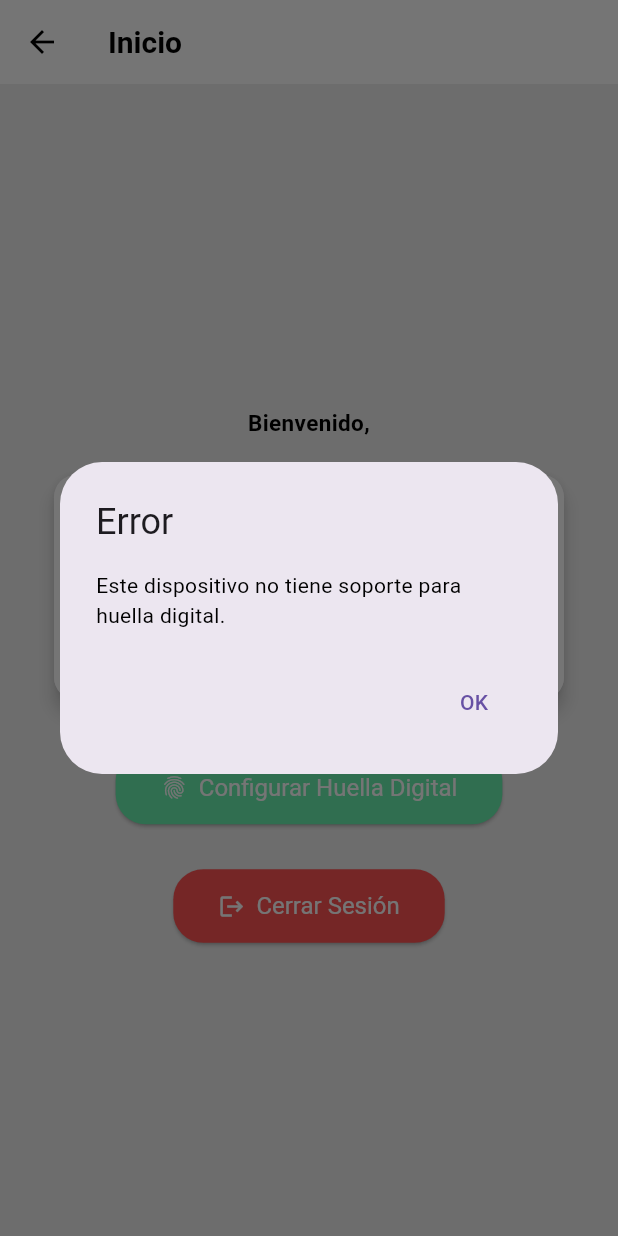
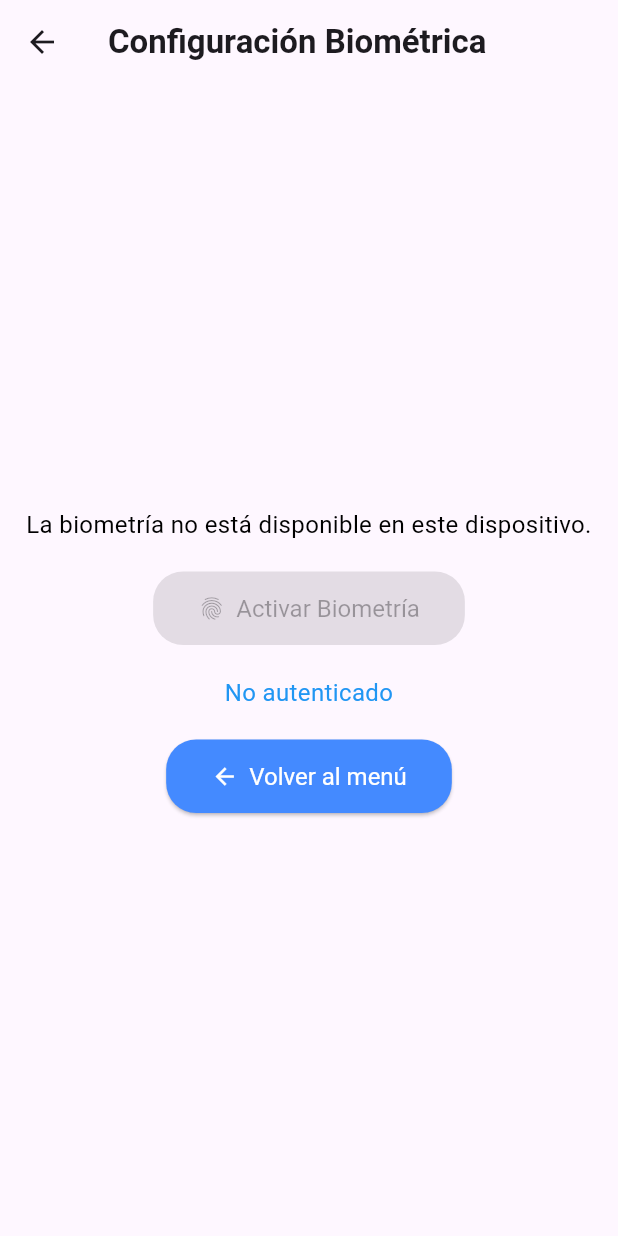
Before and after one commit to Carlosmorales27/Repositorio-App, a Flutter app: the HomePage screen opened by its route, after a tap on "Configurar Huella Digital", on a phone screen of 412 x 824 dp. Run offline on Flutter 3.47's test engine with Material 3 defaults, Android fonts, the phone set to English and light mode, and no system bars; our stand-ins replace cloud_firestore, firebase_auth, firebase_core, firebase_storage, image_picker, local_auth; accounts and stored records are empty.

Commit message:
huella  casi funcional
faltan detalle  de  xmll

```diff
--- /dev/null
+++ b/login_app/lib/biometrics_page.dart
@@ -0,0 +1,111 @@
+import 'package:flutter/material.dart';
+import 'package:local_auth/local_auth.dart';
+
+class BiometricsPage extends StatefulWidget {
+  const BiometricsPage({Key? key}) : super(key: key);
+
+  @override
+  _BiometricsPageState createState() => _BiometricsPageState();
+}
+
+class _BiometricsPageState extends State<BiometricsPage> {
+  final LocalAuthentication _localAuth = LocalAuthentication();
+  bool _isBiometricAvailable = false;
+  bool _isAuthenticated = false;
+  String _statusMessage = 'No autenticado';
+
+  @override
+  void initState() {
+    super.initState();
+    _checkBiometricAvailability();
+  }
+
+  Future<void> _checkBiometricAvailability() async {
+    bool canCheckBiometrics = await _localAuth.canCheckBiometrics;
+    setState(() {
+      _isBiometricAvailable = canCheckBiometrics;
+    });
+  }
+
+  Future<void> _authenticate() async {
+    try {
+      final isAuthenticated = await _localAuth.authenticate(
+        localizedReason: 'Por favor autentícate para activar esta función.',
+        options: const AuthenticationOptions(
+          biometricOnly: true,
+          stickyAuth: true,
+        ),
+      );
+
+      setState(() {
+        _isAuthenticated = isAuthenticated;
+        _statusMessage = isAuthenticated ? 'Autenticación exitosa' : 'Autenticación fallida';
+      });
+    } catch (e) {
+      setState(() {
+        _statusMessage = 'Error en la autenticación: $e';
+      });
+    }
+  }
+
+  @override
+  Widget build(BuildContext context) {
+    return Scaffold(
+      appBar: AppBar(
+        title: const Text('Configuración Biométrica'),
+      ),
+      body: Center(
+        child: Column(
+          mainAxisAlignment: MainAxisAlignment.center,
+          children: [
+            Text(
+              _isBiometricAvailable
+                  ? 'Biometría disponible en este dispositivo.'
+                  : 'La biometría no está disponible en este dispositivo.',
+              style: const TextStyle(fontSize: 16),
+              textAlign: TextAlign.center,
+            ),
+            const SizedBox(height: 20),
+            ElevatedButton.icon(
+              onPressed: _isBiometricAvailable ? _authenticate : null,
+              icon: const Icon(Icons.fingerprint),
+              label: const Text('Activar Biometría'),
+              style: ElevatedButton.styleFrom(
+                backgroundColor: Colors.greenAccent,
+                foregroundColor: Colors.white,
+                padding: const EdgeInsets.symmetric(horizontal: 30, vertical: 15),
+                shape: RoundedRectangleBorder(
+                  borderRadius: BorderRadius.circular(20),
+                ),
+                textStyle: const TextStyle(fontSize: 16),
+              ),
+            ),
+            const SizedBox(height: 20),
+            Text(
+              _statusMessage,
+              style: const TextStyle(fontSize: 16, color: Colors.blue),
+              textAlign: TextAlign.center,
+            ),
+            const SizedBox(height: 20),
+            ElevatedButton.icon(
+              onPressed: () {
+                Navigator.pop(context); // Regresa al menú principal
+              },
+              icon: const Icon(Icons.arrow_back),
+              label: const Text('Volver al menú'),
+              style: ElevatedButton.styleFrom(
+                backgroundColor: Colors.blueAccent,
+                foregroundColor: Colors.white,
+                padding: const EdgeInsets.symmetric(horizontal: 30, vertical: 15),
+                shape: RoundedRectangleBorder(
+                  borderRadius: BorderRadius.circular(20),
+                ),
+                textStyle: const TextStyle(fontSize: 16),
+              ),
+            ),
+          ],
+        ),
+      ),
+    );
+  }
+}
--- a/login_app/lib/home_page.dart
+++ b/login_app/lib/home_page.dart
@@ -2,6 +2,7 @@ import 'package:flutter/material.dart';
 import 'package:firebase_auth/firebase_auth.dart';
 import 'form_page.dart'; // Página del formulario
 import 'submitted_forms_page.dart'; // Página de formularios enviados
+import 'biometrics_page.dart'; // Importa la página de configuración biométrica
 import 'package:local_auth/local_auth.dart';
 
 class HomePage extends StatelessWidget {
@@ -16,46 +17,9 @@ class HomePage extends StatelessWidget {
   }
 
   Future<void> _navigateToFingerprintSettings(BuildContext context) async {
-    // Verificar si el dispositivo puede usar biometría
-    bool canCheckBiometrics = await _localAuth.canCheckBiometrics;
-    if (!canCheckBiometrics) {
-      _showErrorDialog(context, 'Este dispositivo no tiene soporte para huella digital.');
-      return;
-    }
-
-    // Informar al usuario si todo está bien
-    _showInfoDialog(context, 'Por favor, configura tu huella digital en los ajustes del dispositivo.');
-  }
-
-  void _showErrorDialog(BuildContext context, String message) {
-    showDialog(
-      context: context,
-      builder: (context) => AlertDialog(
-        title: const Text('Error'),
-        content: Text(message),
-        actions: <Widget>[
-          TextButton(
-            onPressed: () => Navigator.of(context).pop(),
-            child: const Text('OK'),
-          ),
-        ],
-      ),
-    );
-  }
-
-  void _showInfoDialog(BuildContext context, String message) {
-    showDialog(
-      context: context,
-      builder: (context) => AlertDialog(
-        title: const Text('Información'),
-        content: Text(message),
-        actions: <Widget>[
-          TextButton(
-            onPressed: () => Navigator.of(context).pop(),
-            child: const Text('OK'),
-          ),
-        ],
-      ),
+    Navigator.push(
+      context,
+      MaterialPageRoute(builder: (context) => const BiometricsPage()),
     );
   }
 
```
Also changed, not shown: 3 other files.
